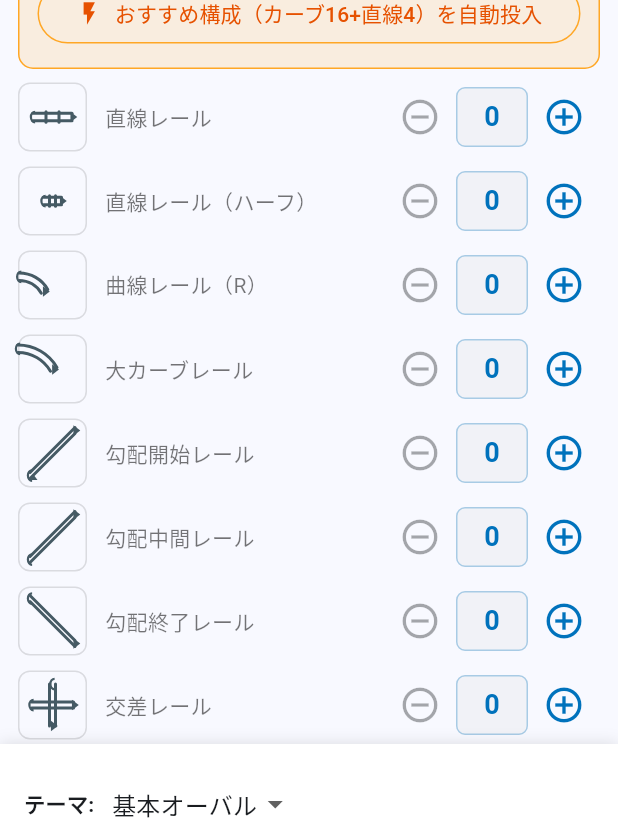
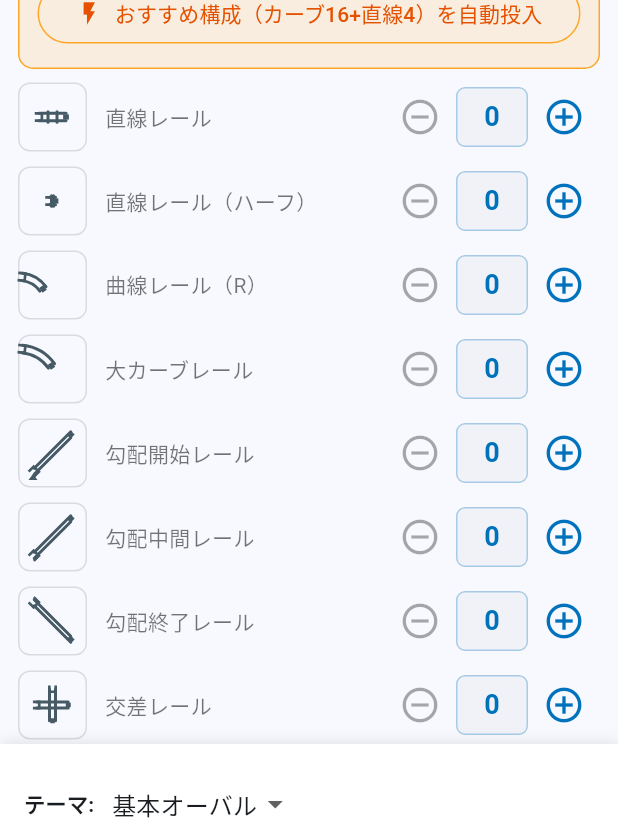
Before and after one commit to ykuma0413-arch/aoi-rail-planner, a Flutter app: the screen it shows after launch, after a tap on "18歳以上です", on a phone screen of 412 x 824 dp. Shown: the part 276-1096 px from the top of the screen. Run offline on Flutter 3.47's test engine with Material 3 defaults, Android fonts, the light colour scheme and no system bars; our stand-ins replace camera, flutter_riverpod, permission_handler, shared_preferences, sqflite; missing offline and left inert: tflite_flutter; accounts and stored records are empty; network calls fail.

Commit message:
feat(ui): proper 凸凹 joint shapes + visible gap between connected rails

```diff
--- a/frontend_flutter/lib/views/widgets/mini_rail_icon.dart
+++ b/frontend_flutter/lib/views/widgets/mini_rail_icon.dart
@@ -28,30 +28,80 @@ class MiniRailIcon extends StatelessWidget {
   }
 }
 
-/// レイアウト Canvas でも使う共通の描画関数（外部公開）
-void paintFemaleJoint(Canvas canvas, Offset pos, Color color, {double r = 3.5}) {
-  final p = Paint()
+/// 凹型（メス）ジョイント: U 字スロット形状（外向きに開く）
+/// [pos]: ジョイントの中心位置（世界座標）
+/// [outwardAngle]: 凹が開く方向（radians, 0 = +X）
+/// [size]: ジョイントマーカーの基本サイズ
+void paintFemaleJoint(Canvas canvas, Offset pos, Color color, {
+  double outwardAngle = math.pi,
+  double size = 4.5,
+}) {
+  final c = math.cos(outwardAngle);
+  final s = math.sin(outwardAngle);
+  final perpX = -s;
+  final perpY = c;
+
+  // 凹のサイズ: 開口幅 w、奥行き d
+  final w = size * 1.4;
+  final d = size * 1.1;
+
+  // 中心 pos の周りに U 字を描く
+  // 内側（閉じ側）: pos から -outward 方向に d/2
+  // 外側（開口側）: pos から +outward 方向に d/2
+  final innerCx = pos.dx - c * d / 2;
+  final innerCy = pos.dy - s * d / 2;
+  final outerCx = pos.dx + c * d / 2;
+  final outerCy = pos.dy + s * d / 2;
+
+  // 一方の外側→内側→反対側内側→反対側外側 と辿るパス（U字、3辺）
+  final path = Path()
+    ..moveTo(outerCx + perpX * w / 2, outerCy + perpY * w / 2)
+    ..lineTo(innerCx + perpX * w / 2, innerCy + perpY * w / 2)
+    ..lineTo(innerCx - perpX * w / 2, innerCy - perpY * w / 2)
+    ..lineTo(outerCx - perpX * w / 2, outerCy - perpY * w / 2);
+
+  final stroke = Paint()
     ..color = color
-    ..strokeWidth = 1.5
-    ..style = PaintingStyle.stroke;
-  // 左向きの U 型くぼみ
-  canvas.drawArc(
-    Rect.fromCenter(center: Offset(pos.dx + r * 0.4, pos.dy), width: r * 1.6, height: r * 2),
-    math.pi / 2,
-    math.pi,
-    false,
-    p,
-  );
+    ..style = PaintingStyle.stroke
+    ..strokeWidth = 1.8
+    ..strokeJoin = StrokeJoin.miter
+    ..strokeCap = StrokeCap.square;
+  canvas.drawPath(path, stroke);
 }
 
-void paintMaleJoint(Canvas canvas, Offset pos, Color color, {double r = 3.5}) {
-  final p = Paint()..color = color..style = PaintingStyle.fill;
+/// 凸型（オス）ジョイント: 矩形タブ突起（外向きに伸びる）
+/// [pos]: ジョイントの中心位置
+/// [outwardAngle]: 凸が突き出る方向
+void paintMaleJoint(Canvas canvas, Offset pos, Color color, {
+  double outwardAngle = 0,
+  double size = 4.5,
+}) {
+  final c = math.cos(outwardAngle);
+  final s = math.sin(outwardAngle);
+  final perpX = -s;
+  final perpY = c;
+
+  // 凸のサイズ: タブ幅 w、奥行き d（凹の内幅より少し小さく → 視覚的に隙間）
+  final w = size * 1.0;
+  final d = size * 1.1;
+
+  // 矩形タブを pos を中心に描く
+  final backCx = pos.dx - c * d / 2;
+  final backCy = pos.dy - s * d / 2;
+  final frontCx = pos.dx + c * d / 2;
+  final frontCy = pos.dy + s * d / 2;
+
   final path = Path()
-    ..moveTo(pos.dx - r * 0.3, pos.dy - r)
-    ..lineTo(pos.dx + r, pos.dy)
-    ..lineTo(pos.dx - r * 0.3, pos.dy + r)
+    ..moveTo(backCx + perpX * w / 2, backCy + perpY * w / 2)
+    ..lineTo(frontCx + perpX * w / 2, frontCy + perpY * w / 2)
+    ..lineTo(frontCx - perpX * w / 2, frontCy - perpY * w / 2)
+    ..lineTo(backCx - perpX * w / 2, backCy - perpY * w / 2)
     ..close();
-  canvas.drawPath(path, p);
+
+  final fill = Paint()
+    ..color = color
+    ..style = PaintingStyle.fill;
+  canvas.drawPath(path, fill);
 }
 
 class _RailIconPainter extends CustomPainter {
@@ -125,16 +175,17 @@ class _RailIconPainter extends CustomPainter {
     final pad = (1 - length) * w / 2 + 4;
     final mid = h / 2;
     final gap = 5.0;
-    // 2本のレール
-    c.drawLine(Offset(pad, mid - gap / 2), Offset(w - pad, mid - gap / 2), stroke);
-    c.drawLine(Offset(pad, mid + gap / 2), Offset(w - pad, mid + gap / 2), stroke);
+    const jointInset = 4.0;
+    // 2本のレール（ジョイント分内側に短く）
+    c.drawLine(Offset(pad + jointInset, mid - gap / 2), Offset(w - pad - jointInset, mid - gap / 2), stroke);
+    c.drawLine(Offset(pad + jointInset, mid + gap / 2), Offset(w - pad - jointInset, mid + gap / 2), stroke);
     // 枕木
-    _drawTies(c, Offset(pad, mid), Offset(w - pad, mid), stroke, gap + 2);
-    // ジョイント
-    paintFemaleJoint(c, Offset(pad, mid), color);
-    paintMaleJoint(c, Offset(w - pad, mid), color);
+    _drawTies(c, Offset(pad + jointInset, mid), Offset(w - pad - jointInset, mid), stroke, gap + 2);
+    // 凹（左）: 開口は -X 方向（π）
+    paintFemaleJoint(c, Offset(pad + jointInset, mid), color, outwardAngle: math.pi, size: 3.5);
+    // 凸（右）: 突起は +X 方向（0）
+    paintMaleJoint(c, Offset(w - pad - jointInset, mid), color, outwardAngle: 0, size: 3.5);
     if (doubled) {
-      // 真ん中に区切り表示
       c.drawLine(Offset(w / 2, mid - gap), Offset(w / 2, mid + gap), stroke);
     }
   }
@@ -144,24 +195,25 @@ class _RailIconPainter extends CustomPainter {
     final r = w * radius;
     final cx = -r * 0.1;
     final cy = h * 0.85;
-    // 円弧（外側）
-    final rect = Rect.fromCircle(center: Offset(cx, cy), radius: r);
-    c.drawArc(rect, -math.pi / 2, math.pi / 3, false, stroke);
-    // 内側
-    c.drawArc(
-      Rect.fromCircle(center: Offset(cx, cy), radius: r - 5),
-      -math.pi / 2,
-      math.pi / 3,
-      false,
-      stroke,
-    );
-    // ジョイント位置を弧の両端で計算
+    // 円弧内側へ短くする（隙間用）
+    final arcInset = 0.10; // ラジアン
     final startA = -math.pi / 2;
-    final endA = startA + math.pi / 3;
-    final pStart = Offset(cx + (r - 2.5) * math.cos(startA), cy + (r - 2.5) * math.sin(startA));
-    final pEnd = Offset(cx + (r - 2.5) * math.cos(endA), cy + (r - 2.5) * math.sin(endA));
-    paintFemaleJoint(c, pStart, color);
-    paintMaleJoint(c, pEnd, color);
+    final span = math.pi / 3;
+    final drawStart = startA + arcInset;
+    final drawSpan = span - 2 * arcInset;
+    c.drawArc(Rect.fromCircle(center: Offset(cx, cy), radius: r), drawStart, drawSpan, false, stroke);
+    c.drawArc(Rect.fromCircle(center: Offset(cx, cy), radius: r - 5), drawStart, drawSpan, false, stroke);
+    // ジョイント位置 = 内側にinsetした弧の端点
+    final pStart = Offset(cx + (r - 2.5) * math.cos(drawStart), cy + (r - 2.5) * math.sin(drawStart));
+    final pEnd = Offset(cx + (r - 2.5) * math.cos(drawStart + drawSpan),
+        cy + (r - 2.5) * math.sin(drawStart + drawSpan));
+    // 接線方向に対し凹は外向き、凸は前向き
+    // 弧の中心から始点への半径方向 → +90度回した方向が接線（前進方向）
+    // 始点側の凹の outward = 接線の反対（後方）
+    final tangentStart = drawStart + math.pi / 2;
+    final tangentEnd = drawStart + drawSpan + math.pi / 2;
+    paintFemaleJoint(c, pStart, color, outwardAngle: tangentStart + math.pi, size: 3.5);
+    paintMaleJoint(c, pEnd, color, outwardAngle: tangentEnd, size: 3.5);
   }
 
   void _drawCrossing(Canvas c, Size s, Paint stroke) {
@@ -169,17 +221,15 @@ class _RailIconPainter extends CustomPainter {
     final pad = 6.0;
     final mid = w / 2;
     final gap = 4.0;
-    // 横方向
-    c.drawLine(Offset(pad, mid - gap / 2), Offset(w - pad, mid - gap / 2), stroke);
-    c.drawLine(Offset(pad, mid + gap / 2), Offset(w - pad, mid + gap / 2), stroke);
-    // 縦方向
-    c.drawLine(Offset(mid - gap / 2, pad), Offset(mid - gap / 2, h - pad), stroke);
-    c.drawLine(Offset(mid + gap / 2, pad), Offset(mid + gap / 2, h - pad), stroke);
-    // 4 ジョイント
-    paintFemaleJoint(c, Offset(pad, mid), color);
-    paintMaleJoint(c, Offset(w - pad, mid), color);
-    paintFemaleJoint(c, Offset(mid, pad), color);
-    paintMaleJoint(c, Offset(mid, h - pad), color);
+    const inset = 3.5;
+    c.drawLine(Offset(pad + inset, mid - gap / 2), Offset(w - pad - inset, mid - gap / 2), stroke);
+    c.drawLine(Offset(pad + inset, mid + gap / 2), Offset(w - pad - inset, mid + gap / 2), stroke);
+    c.drawLine(Offset(mid - gap / 2, pad + inset), Offset(mid - gap / 2, h - pad - inset), stroke);
+    c.drawLine(Offset(mid + gap / 2, pad + inset), Offset(mid + gap / 2, h - pad - inset), stroke);
+    paintFemaleJoint(c, Offset(pad + inset, mid), color, outwardAngle: math.pi, size: 3.0);
+    paintMaleJoint(c, Offset(w - pad - inset, mid), color, outwardAngle: 0, size: 3.0);
+    paintFemaleJoint(c, Offset(mid, pad + inset), color, outwardAngle: -math.pi / 2, size: 3.0);
+    paintMaleJoint(c, Offset(mid, h - pad - inset), color, outwardAngle: math.pi / 2, size: 3.0);
   }
 
   void _drawSwitch(Canvas c, Size s, Paint stroke, {required bool branchUp}) {
@@ -187,20 +237,20 @@ class _RailIconPainter extends CustomPainter {
     final pad = 5.0;
     final mid = h / 2;
     final gap = 5.0;
-    // 直線部分
-    c.drawLine(Offset(pad, mid - gap / 2), Offset(w - pad, mid - gap / 2), stroke);
-    c.drawLine(Offset(pad, mid + gap / 2), Offset(w - pad, mid + gap / 2), stroke);
-    // 分岐
+    const inset = 4.0;
+    c.drawLine(Offset(pad + inset, mid - gap / 2), Offset(w - pad - inset, mid - gap / 2), stroke);
+    c.drawLine(Offset(pad + inset, mid + gap / 2), Offset(w - pad - inset, mid + gap / 2), stroke);
     final branchY = branchUp ? mid - h * 0.32 : mid + h * 0.32;
     c.drawLine(
       Offset(w * 0.35, branchUp ? mid - gap / 2 : mid + gap / 2),
-      Offset(w - pad, branchY),
+      Offset(w - pad - inset, branchY),
       stroke,
     );
-    // ジョイント
-    paintFemaleJoint(c, Offset(pad, mid), color);
-    paintMaleJoint(c, Offset(w - pad, mid), color);
-    paintMaleJoint(c, Offset(w - pad, branchY), color);
+    paintFemaleJoint(c, Offset(pad + inset, mid), color, outwardAngle: math.pi, size: 3.5);
+    paintMaleJoint(c, Offset(w - pad - inset, mid), color, outwardAngle: 0, size: 3.5);
+    final branchAngle = math.atan2(branchY - (branchUp ? mid - gap / 2 : mid + gap / 2),
+        (w - pad - inset) - w * 0.35);
+    paintMaleJoint(c, Offset(w - pad - inset, branchY), color, outwardAngle: branchAngle, size: 3.5);
   }
 
   void _drawIncline(Canvas c, Size s, Paint stroke, {required bool ascending, required bool hasStart}) {
@@ -208,13 +258,16 @@ class _RailIconPainter extends CustomPainter {
     final pad = 5.0;
     final y1 = ascending ? h - pad : pad;
     final y2 = ascending ? pad : h - pad;
-    // 2本のレールを斜めに
     final gap = 4.0;
-    c.drawLine(Offset(pad, y1 - gap / 2), Offset(w - pad, y2 - gap / 2), stroke);
-    c.drawLine(Offset(pad, y1 + gap / 2), Offset(w - pad, y2 + gap / 2), stroke);
-    // ジョイント
-    paintFemaleJoint(c, Offset(pad, y1), color);
-    paintMaleJoint(c, Offset(w - pad, y2), color);
+    const inset = 4.0;
+    // 角度方向に inset
+    final angle = math.atan2(y2 - y1, (w - 2 * pad));
+    final dx = math.cos(angle) * inset;
+    final dy = math.sin(angle) * inset;
+    c.drawLine(Offset(pad + dx, y1 - gap / 2 + dy), Offset(w - pad - dx, y2 - gap / 2 - dy), stroke);
+    c.drawLine(Offset(pad + dx, y1 + gap / 2 + dy), Offset(w - pad - dx, y2 + gap / 2 - dy), stroke);
+    paintFemaleJoint(c, Offset(pad + dx, y1 + dy), color, outwardAngle: angle + math.pi, size: 3.5);
+    paintMaleJoint(c, Offset(w - pad - dx, y2 - dy), color, outwardAngle: angle, size: 3.5);
     if (hasStart) {
       // 開始マーカー（小さい三角）
       final triPath = Path()
@@ -266,8 +319,8 @@ class _RailIconPainter extends CustomPainter {
     }
     c.drawPath(path1, stroke);
     c.drawPath(path2, stroke);
-    paintFemaleJoint(c, Offset(pad, mid), color);
-    paintMaleJoint(c, Offset(w - pad, mid), color);
+    paintFemaleJoint(c, Offset(pad, mid), color, outwardAngle: math.pi, size: 3.5);
+    paintMaleJoint(c, Offset(w - pad, mid), color, outwardAngle: 0, size: 3.5);
   }
 
   @override
```
Also changed, not shown: frontend_flutter/lib/views/layout_canvas_view.dart (+73 -38 lines).
